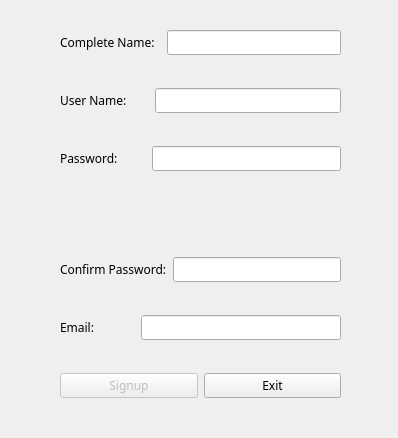
Qt form signup.ui (AlirezaM02/AP_Project) before a commit.
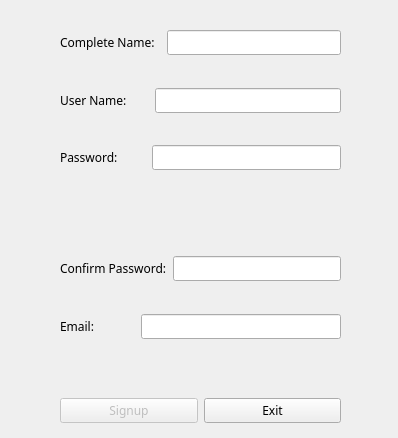
The same form after that commit.

Commit message: Fixed bugs in login and signup

Patch:
```diff
--- a/signup.ui
+++ b/signup.ui
@@ -19,7 +19,7 @@
      <x>60</x>
      <y>30</y>
      <width>281</width>
-     <height>368</height>
+     <height>393</height>
     </rect>
    </property>
    <property name="font">
@@ -243,6 +243,13 @@
       </property>
      </widget>
     </item>
+    <item>
+     <widget class="QLabel" name="signupStat">
+      <property name="text">
+       <string/>
+      </property>
+     </widget>
+    </item>
     <item>
      <layout class="QHBoxLayout" name="horizontalLayout_6">
       <item>
```
The commit also changes 8 other files.
